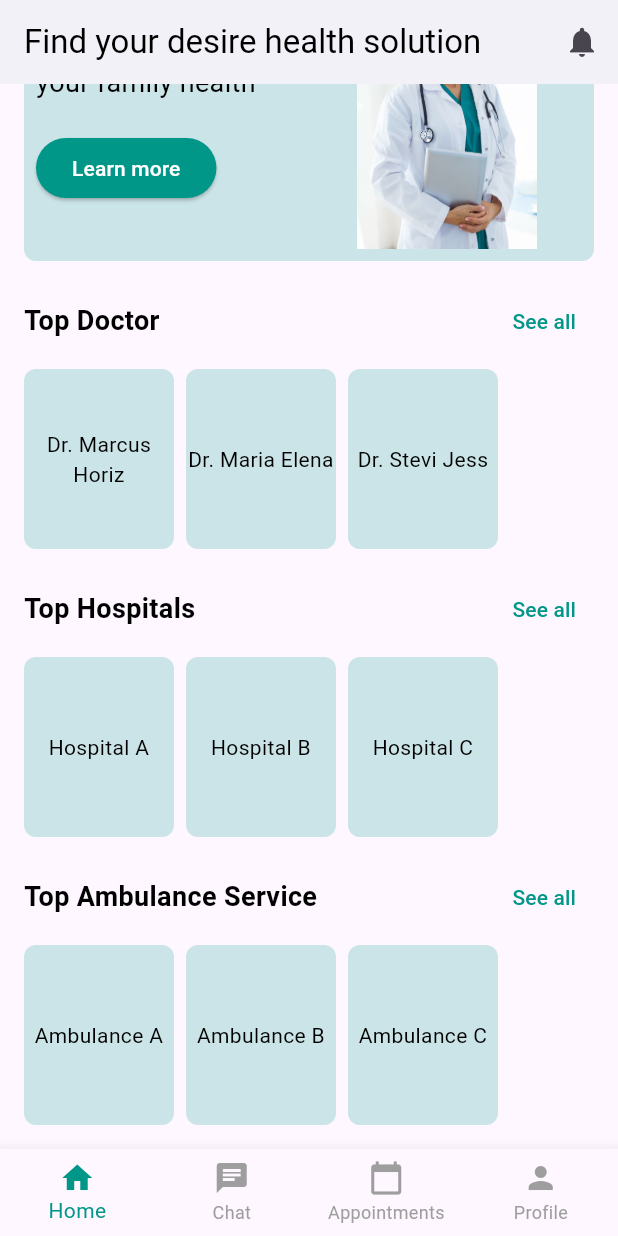
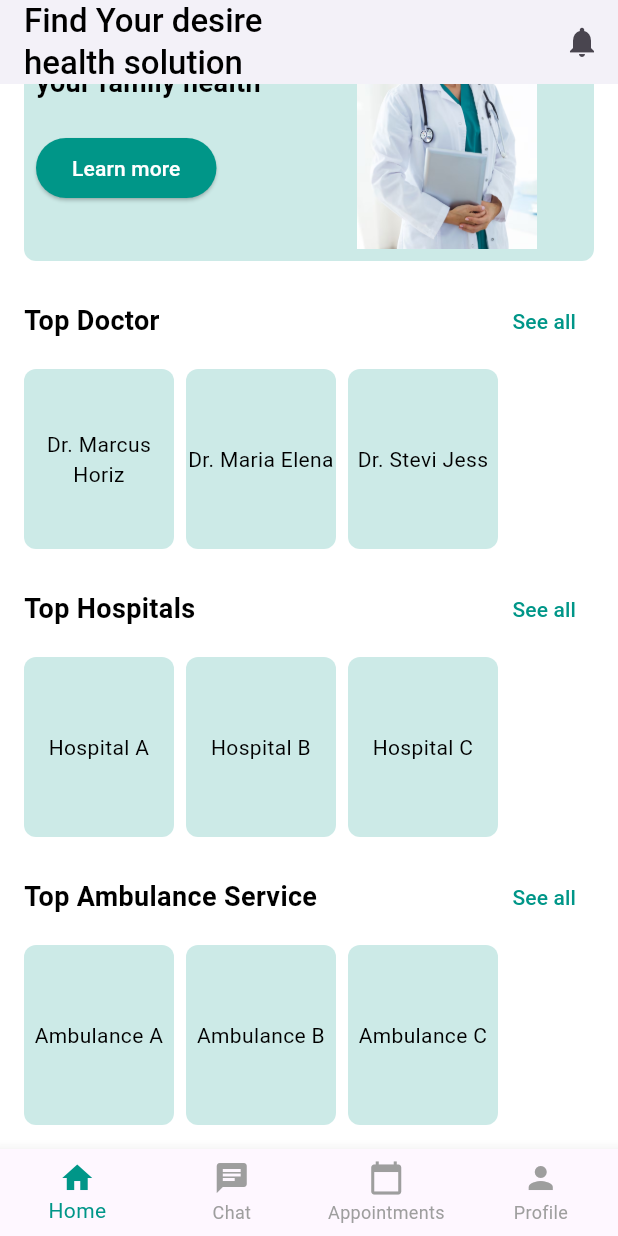
Before and after one commit to Arnab1056/appointnow, a Flutter app: the screen it shows after launch, scrolled down 270 dp, on a phone screen of 412 x 824 dp. Run offline on Flutter 3.47's test engine with Material 3 defaults, Android fonts, the light colour scheme and no system bars.

Commit message:
Update Home Page(Bg)

```diff
--- /dev/null
+++ b/lib/Pages/findDoctors/find_doctors.dart
@@ -0,0 +1,15 @@
+import 'package:flutter/material.dart';
+
+class FindDoctorScreen extends StatefulWidget {
+  const FindDoctorScreen({super.key});
+
+  @override
+  State<FindDoctorScreen> createState() => _FindDoctorScreenState();
+}
+
+class _FindDoctorScreenState extends State<FindDoctorScreen> {
+  @override
+  Widget build(BuildContext context) {
+    return const Placeholder();
+  }
+}
--- a/lib/Pages/index/homepage.dart
+++ b/lib/Pages/index/homepage.dart
@@ -1,3 +1,4 @@
+import 'package:appointnow/pages/findDoctors/find_doctors.dart';
 import 'package:flutter/material.dart';
 
 // Converted the HomePage widget to a StatefulWidget
@@ -10,10 +11,27 @@ class _HomePageState extends State<HomePage> {
   @override
   Widget build(BuildContext context) {
     return Scaffold(
+      backgroundColor: Colors.white, // Added background color
       appBar: AppBar(
-        title: Text('Find your desire health solution',
-            style:
-                TextStyle(color: Colors.black)), // Text color changed to black
+        title: Column(
+          crossAxisAlignment: CrossAxisAlignment.start,
+          children: [
+            Text(
+              'Find Your desire',
+              style: TextStyle(
+                  color: Colors.black,
+                  fontSize: 22.0,
+                  fontWeight: FontWeight.w500),
+            ),
+            Text(
+              'health solution',
+              style: TextStyle(
+                  color: Colors.black,
+                  fontSize: 22.0,
+                  fontWeight: FontWeight.w500),
+            ),
+          ],
+        ),
         backgroundColor: Colors.white,
         actions: [
           IconButton(
@@ -78,7 +96,7 @@ class _HomePageState extends State<HomePage> {
                             'Early protection for your family health',
                             style: TextStyle(
                               fontSize: 18.0,
-                              fontWeight: FontWeight.normal,
+                              fontWeight: FontWeight.bold,
                               color:
                                   Colors.black, // Text color changed to black
                             ),
@@ -155,6 +173,10 @@ class _HomePageState extends State<HomePage> {
   Widget _buildCategoryCard(String iconPath, String label) {
     return GestureDetector(
       onTap: () {
+        // Navigator.push(
+        //   context,
+        //   MaterialPageRoute(builder: (context) => FindDoctorScreen()),
+        // );
         // Handle card click
         print('$label card clicked');
       },
@@ -168,7 +190,7 @@ class _HomePageState extends State<HomePage> {
               borderRadius: BorderRadius.circular(8.0),
               boxShadow: [
                 BoxShadow(
-                  color: Colors.grey.withOpacity(0.5),
+                  color: Colors.white,
                   spreadRadius: 2,
                   blurRadius: 5,
                   offset: Offset(0, 3), // changes position of shadow
```
